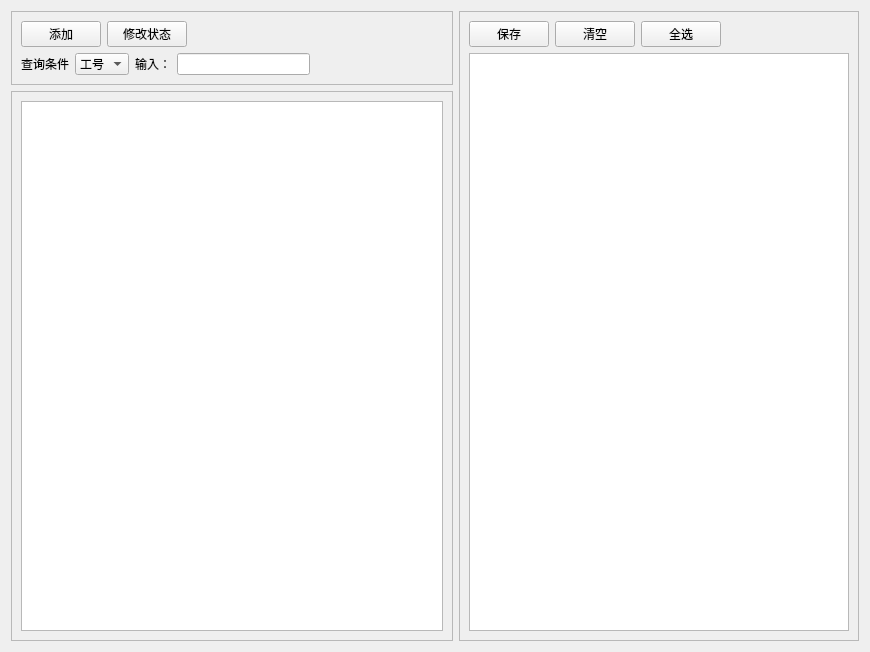
Old version of the form Sajet/checkemp.ui in the repository Varlike0013/OracleQtMES.
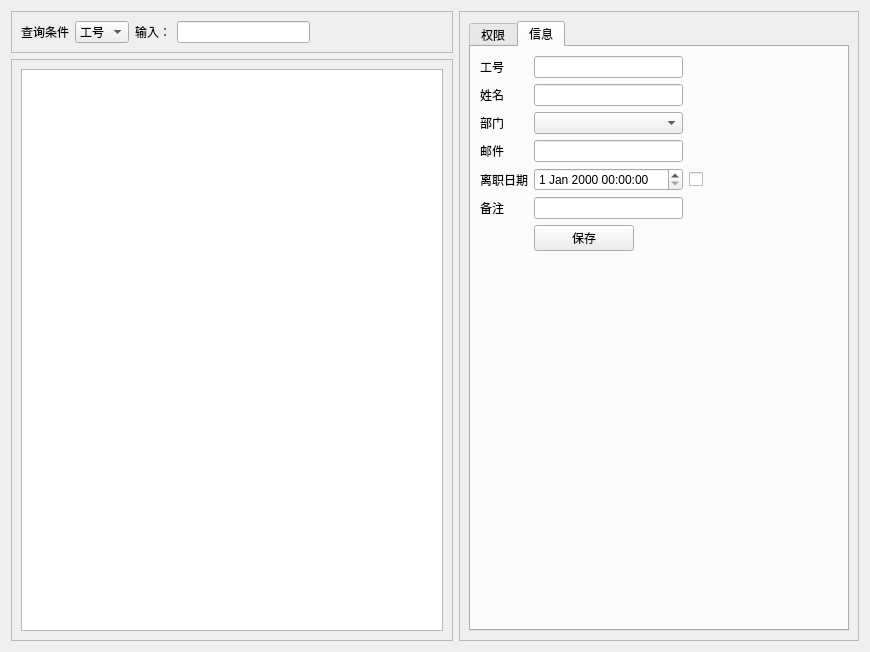
New version of the form.

The edit to the form file:
```diff
--- a/Sajet/checkemp.ui
+++ b/Sajet/checkemp.ui
@@ -31,37 +31,6 @@
         <enum>QFrame::Shadow::Raised</enum>
        </property>
        <layout class="QVBoxLayout" name="verticalLayout">
-        <item>
-         <layout class="QHBoxLayout" name="horizontalLayout_2">
-          <item>
-           <widget class="QPushButton" name="pushButtonAdd">
-            <property name="text">
-             <string>添加</string>
-            </property>
-           </widget>
-          </item>
-          <item>
-           <widget class="QPushButton" name="pushButtonUpdate">
-            <property name="text">
-             <string>修改状态</string>
-            </property>
-           </widget>
-          </item>
-          <item>
-           <spacer name="horizontalSpacer">
-            <property name="orientation">
-             <enum>Qt::Orientation::Horizontal</enum>
-            </property>
-            <property name="sizeHint" stdset="0">
-             <size>
-              <width>40</width>
-              <height>20</height>
-             </size>
-            </property>
-           </spacer>
-          </item>
-         </layout>
-        </item>
         <item>
          <layout class="QHBoxLayout" name="horizontalLayout">
           <item>
@@ -152,6 +121,16 @@
      </property>
      <layout class="QVBoxLayout" name="verticalLayout_4">
       <item>
+       <widget class="QTabWidget" name="tabWidget">
+        <property name="currentIndex">
+         <number>1</number>
+        </property>
+        <widget class="QWidget" name="tab">
+         <attribute name="title">
+          <string>权限</string>
+         </attribute>
+         <layout class="QVBoxLayout" name="verticalLayout_5">
+          <item>
        <layout class="QHBoxLayout" name="horizontalLayout_4">
         <item>
          <widget class="QPushButton" name="pushButtonSave">
@@ -191,6 +170,123 @@
       </item>
       <item>
        <widget class="QTableView" name="tableViewRole"/>
+          </item>
+         </layout>
+        </widget>
+        <widget class="QWidget" name="tab_2">
+         <attribute name="title">
+          <string>信息</string>
+         </attribute>
+         <layout class="QGridLayout" name="gridLayout">
+          <item row="0" column="2">
+           <spacer name="horizontalSpacer">
+            <property name="orientation">
+             <enum>Qt::Orientation::Horizontal</enum>
+            </property>
+            <property name="sizeHint" stdset="0">
+             <size>
+              <width>40</width>
+              <height>20</height>
+             </size>
+            </property>
+           </spacer>
+          </item>
+          <item row="5" column="0">
+           <widget class="QLabel" name="label_9">
+            <property name="text">
+             <string>备注</string>
+            </property>
+           </widget>
+          </item>
+          <item row="1" column="0">
+           <widget class="QLabel" name="label_4">
+            <property name="text">
+             <string>姓名</string>
+            </property>
+           </widget>
+          </item>
+          <item row="4" column="1">
+           <widget class="QDateTimeEdit" name="dateTimeEdit"/>
+          </item>
+          <item row="4" column="0">
+           <widget class="QLabel" name="label_8">
+            <property name="text">
+             <string>离职日期</string>
+            </property>
+           </widget>
+          </item>
+          <item row="3" column="0">
+           <widget class="QLabel" name="label_7">
+            <property name="text">
+             <string>邮件</string>
+            </property>
+           </widget>
+          </item>
+          <item row="6" column="1">
+           <widget class="QPushButton" name="pushButtonSubmit">
+            <property name="maximumSize">
+             <size>
+              <width>100</width>
+              <height>16777215</height>
+             </size>
+            </property>
+            <property name="text">
+             <string>保存</string>
+            </property>
+           </widget>
+          </item>
+          <item row="0" column="1">
+           <widget class="QLineEdit" name="lineEditEmpNo"/>
+          </item>
+          <item row="7" column="0">
+           <spacer name="verticalSpacer">
+            <property name="orientation">
+             <enum>Qt::Orientation::Vertical</enum>
+            </property>
+            <property name="sizeHint" stdset="0">
+             <size>
+              <width>20</width>
+              <height>40</height>
+             </size>
+            </property>
+           </spacer>
+          </item>
+          <item row="3" column="1">
+           <widget class="QLineEdit" name="lineEditEmail"/>
+          </item>
+          <item row="5" column="1">
+           <widget class="QLineEdit" name="lineEditDesc"/>
+          </item>
+          <item row="2" column="0">
+           <widget class="QLabel" name="label_5">
+            <property name="text">
+             <string>部门</string>
+            </property>
+           </widget>
+          </item>
+          <item row="2" column="1">
+           <widget class="QComboBox" name="comboBoxDept"/>
+          </item>
+          <item row="0" column="0">
+           <widget class="QLabel" name="label_3">
+            <property name="text">
+             <string>工号</string>
+            </property>
+           </widget>
+          </item>
+          <item row="4" column="2">
+           <widget class="QCheckBox" name="checkBox">
+            <property name="text">
+             <string/>
+            </property>
+           </widget>
+          </item>
+          <item row="1" column="1">
+           <widget class="QLineEdit" name="lineEditEmpName"/>
+          </item>
+         </layout>
+        </widget>
+       </widget>
       </item>
      </layout>
     </widget>
```
Left out of the diff: 7 changed lines with no effect on the pictures. Lines whose indentation alone changed are shown as unchanged.
